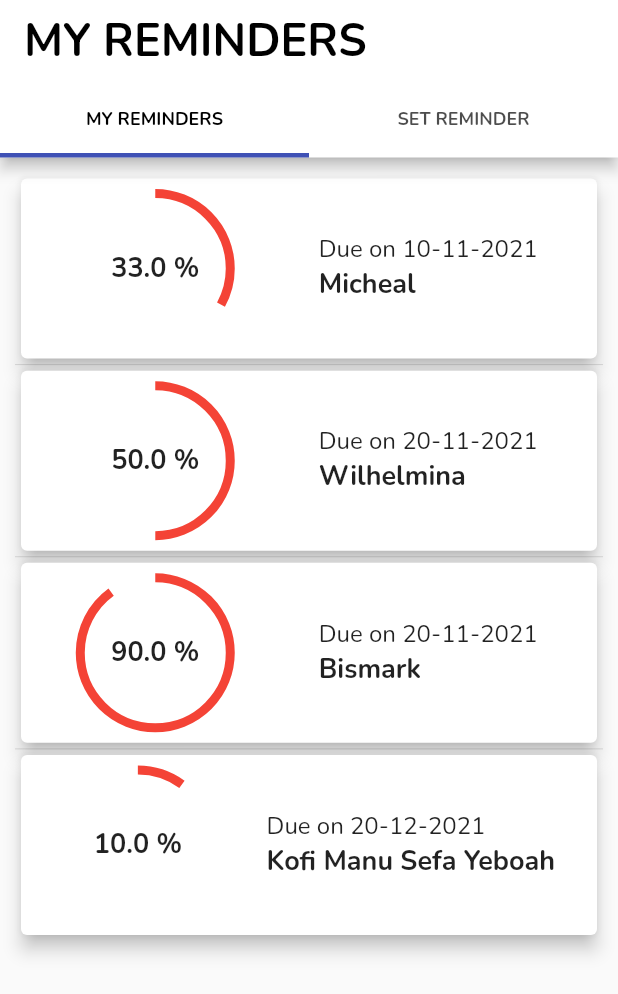
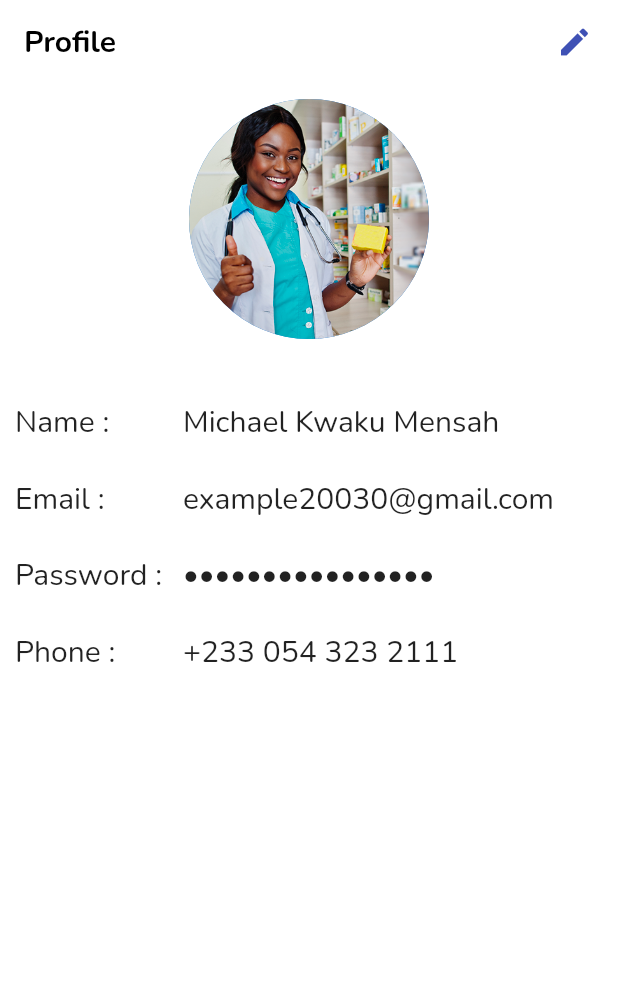
Before and after one commit to darkomike/productx, a Flutter app: the screen it shows after launch, on a phone screen of 412 x 824 dp. Shown: the top 994 px of the screen. Run offline on Flutter 3.47's test engine with Material 2 defaults, Android fonts, the phone set to English and light mode, and no system bars; our stand-ins replace country_picker, google_fonts.

Commit message:
profile added

```diff
--- a/lib/main.dart
+++ b/lib/main.dart
@@ -1,5 +1,5 @@
 import 'package:flutter/material.dart';
-import 'package:productx/views/edit_profile.dart';
+import 'package:productx/views/profile.dart';
 import 'package:productx/views/reminder.dart';
 
 
@@ -16,10 +16,10 @@ class MyApp extends StatelessWidget {
 
       debugShowCheckedModeBanner: false,
       theme: ThemeData(
-        accentColor: Colors.white
+        colorScheme: ColorScheme.fromSwatch().copyWith(secondary: Colors.white)
 
       ),
-      home: Reminder(),
+      home: Profile(),
     );
   }
 }
--- /dev/null
+++ b/lib/views/profile.dart
@@ -0,0 +1,80 @@
+import 'package:flutter/material.dart';
+import 'package:flutter/services.dart';
+import 'package:google_fonts/google_fonts.dart';
+import 'package:productx/views/edit_profile.dart';
+
+class Profile extends StatelessWidget {
+  const Profile({Key? key}) : super(key: key);
+
+  @override
+  Widget build(BuildContext context) {
+    return Scaffold(
+      backgroundColor: Colors.white,
+        appBar: AppBar(
+          title: Text("Profile",              style: GoogleFonts.nunito(fontSize: 20, fontWeight: FontWeight.bold, color: Colors.black),
+          ),
+          backgroundColor: Colors.white,
+          elevation: 0,
+          actions: [
+            IconButton(
+              padding: EdgeInsets.only(right: 10),
+                tooltip: "Edit Profile",
+                onPressed: () {
+                  //TODO: To edit page...
+                  Navigator.push(context,
+                      MaterialPageRoute(builder: (_) => CompleteProfile()));
+                },
+                icon: Icon(Icons.edit, color: Colors.indigo,))
+          ],
+        ),
+        body: Container(
+          margin: EdgeInsets.symmetric(horizontal: 10, vertical: 10),
+          child: Column(
+            children: [
+              Container(
+                child: CircleAvatar(
+                  radius: 80,
+                  backgroundImage: AssetImage("assets/cd.png"),
+                ),
+              ),
+              SizedBox(height: 30,),
+              buildCustomTextView(label: "Name", content: "Michael Kwaku Mensah"),
+              buildCustomTextView(label: "Email", content: "example20030@gmail.com"),
+              buildCustomTextView(label: "Password", content: "30@gmknd ail.com" , obscure: true),
+              buildCustomTextView(label: "Phone", content: "+233 054 323 2111"),
+            ],
+          ),
+        ));
+  }
+
+  Widget buildCustomTextView(
+      {required String? label,
+      required String? content,
+      bool obscure = false}) {
+    TextEditingController _controller = TextEditingController(text: content);
+    return Container(
+      child: Row(
+        children: [
+          Expanded(
+            flex: 2,
+            child: Text(
+              "$label : ",
+              style: GoogleFonts.nunito(fontSize: 20, fontWeight: FontWeight.w400),
+            ),
+          ),
+          Expanded(
+            flex: 5,
+            child: TextField(
+
+              readOnly: true,
+              controller: _controller,
+              obscureText: obscure,
+              decoration: InputDecoration(border: InputBorder.none, ),
+              style: GoogleFonts.nunito(fontSize: 20, textStyle: TextStyle(overflow: TextOverflow.ellipsis)  ),
+            ),
+          ),
+        ],
+      ),
+    );
+  }
+}
--- a/lib/views/reminder.dart
+++ b/lib/views/reminder.dart
@@ -86,6 +86,7 @@ class _ReminderState extends State<Reminder>
         ),
         body: TabBarView(
           controller: _tabController,
+
           physics: ScrollPhysics(),
           children: [
             buildMyReminders(),
```
Also changed, not shown: pubspec.lock.
